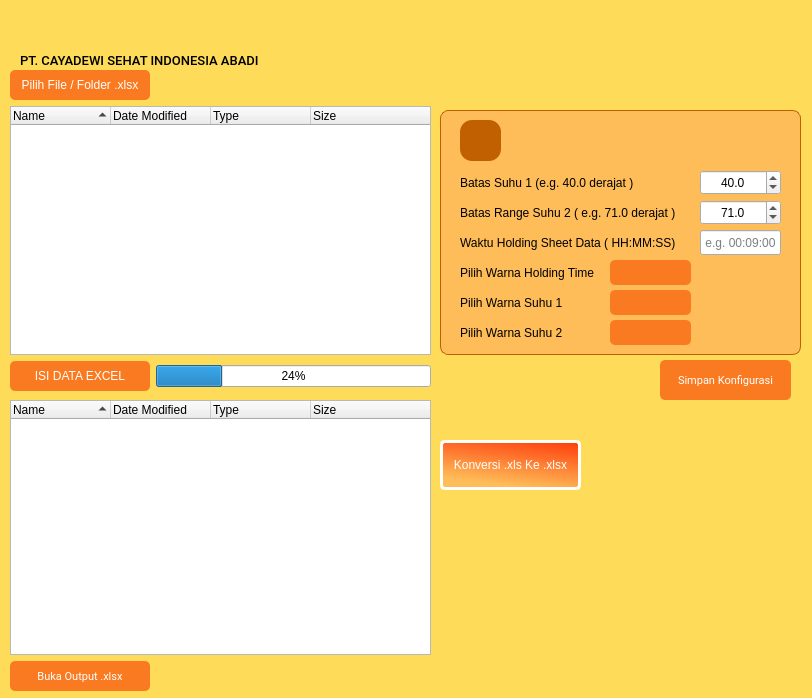
NubiOmega/Saving-Your-Quality-Time, file UI/main_app2.ui: the form before one commit.
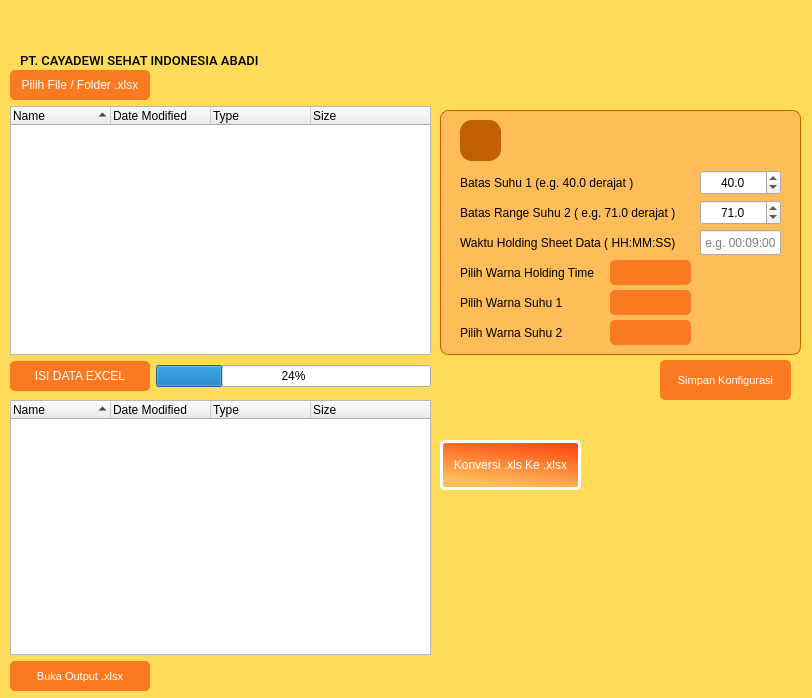
The form after the commit. Icons and pictures are not drawn.

```diff
--- a/UI/main_app2.ui
+++ b/UI/main_app2.ui
@@ -503,7 +503,7 @@
     </property>
     <property name="font">
      <font>
-      <family>Roboto</family>
+      <family>Ubuntu</family>
       <pointsize>8</pointsize>
       <italic>false</italic>
       <bold>false</bold>
@@ -751,7 +751,7 @@
        </property>
        <property name="font">
         <font>
-         <family>Roboto</family>
+         <family>Ubuntu</family>
          <pointsize>8</pointsize>
          <italic>false</italic>
          <bold>false</bold>
```
Left out of the diff: 29 changed lines with no effect on the pictures.
